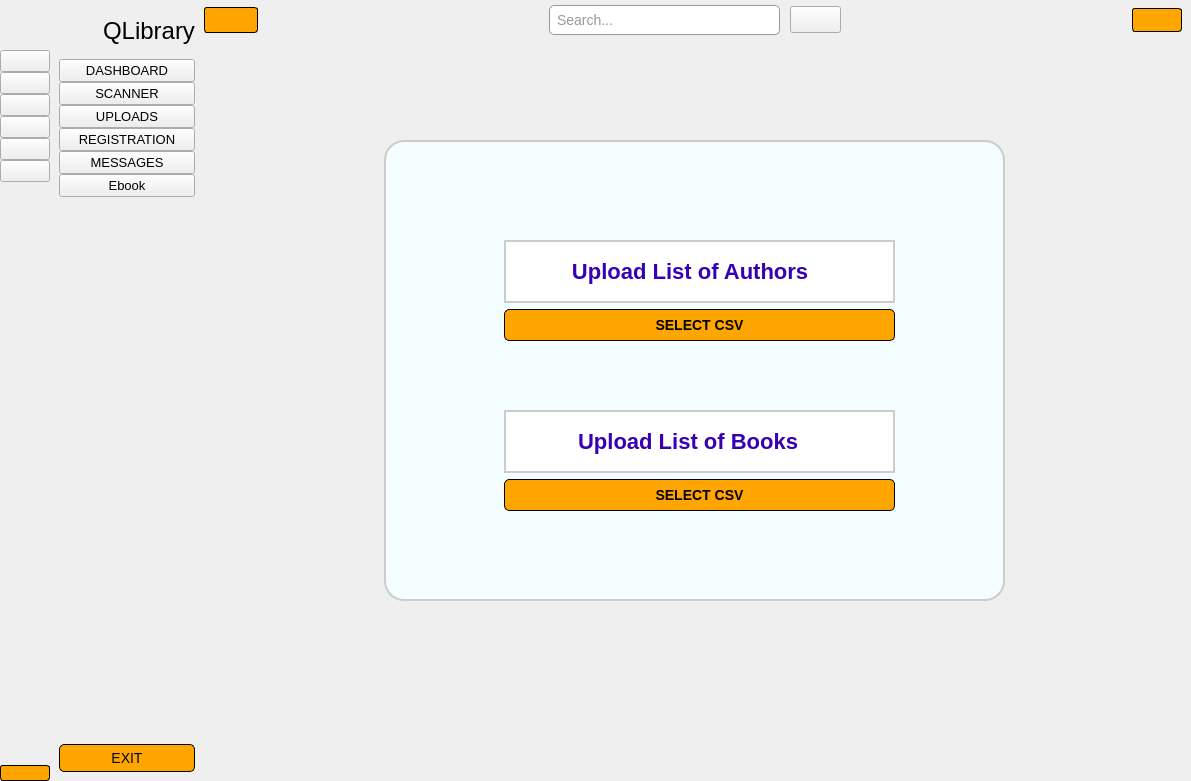
First picture: the form in sidebar.ui, repository AsifCantCode/QLibrary, before the edit.
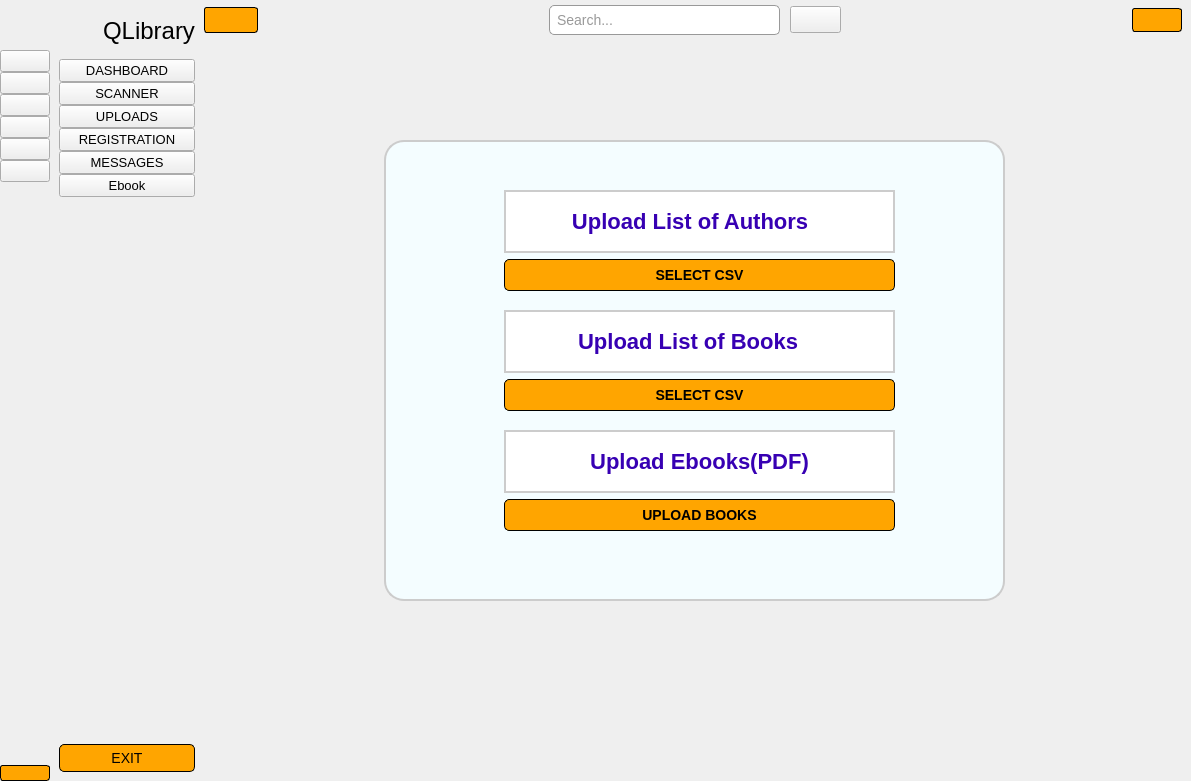
Second picture: the form after the edit. The open tabs and pages were chosen to show the change. Icons and pictures are not drawn.

What changed in the file:
```diff
--- a/sidebar.ui
+++ b/sidebar.ui
@@ -805,7 +805,7 @@
           </font>
          </property>
          <property name="currentIndex">
-          <number>0</number>
+          <number>2</number>
          </property>
          <widget class="QWidget" name="page">
           <widget class="QLabel" name="label_4">
@@ -1858,7 +1858,7 @@
            <property name="geometry">
             <rect>
              <x>300</x>
-             <y>370</y>
+             <y>270</y>
              <width>391</width>
              <height>101</height>
             </rect>
@@ -1931,7 +1931,7 @@
            <property name="geometry">
             <rect>
              <x>300</x>
-             <y>200</y>
+             <y>150</y>
              <width>391</width>
              <height>101</height>
             </rect>
@@ -2020,9 +2020,87 @@
             <string/>
            </property>
           </widget>
+          <widget class="QWidget" name="verticalLayoutWidget_5">
+           <property name="geometry">
+            <rect>
+             <x>300</x>
+             <y>390</y>
+             <width>391</width>
+             <height>101</height>
+            </rect>
+           </property>
+           <layout class="QVBoxLayout" name="verticalLayout_12">
+            <item>
+             <widget class="QLabel" name="label_16">
+              <property name="styleSheet">
+               <string notr="true">/* Style for QLabel */
+QLabel {
+    color: #3700B3; /* Text color */
+    font-family: Arial, sans-serif; /* Font family */
+    font-size: 22px; /* Font size */
+    border: 2px solid #CCCCCC; /* Border */
+    padding: 5px; /* Padding around the content */
+    background-color: #FFFFFF; /* Background color */
+	font-weight: 500;
+
+}
+
+/* QLabel when it's disabled */
+QLabel:disabled {
+    color: #999999; /* Text color for disabled state */
+    background-color: #F5F5F5; /* Background color for disabled state */
+}
+
+/* QLabel with hover effect */
+QLabel:hover {
+    background-color: #86fefff5; /* Background color on hover */
+}
+
+/* QLabel when clicked (pressed) */
+QLabel:pressed {
+    background-color: #CCCCCC; /* Background color when clicked */
+}
+</string>
+              </property>
+              <property name="text">
+               <string>Upload Ebooks(PDF)</string>
+              </property>
+              <property name="alignment">
+               <set>Qt::AlignCenter</set>
+              </property>
+             </widget>
+            </item>
+            <item>
+             <widget class="QPushButton" name="pdf_btn">
+              <property name="styleSheet">
+               <string notr="true">/* Style for QPushButton */
+QPushButton {
+    background-color: #FFA500; /* Orange background color */
+    color: #000000; /* Black text color */
+    border: 1px solid #000000; /* Black border */
+    border-radius: 5px; /* Rounded corners */
+    padding: 7px 10px; /* Padding around the button text */
+	font-size: 14px;
+	font-weight: 500;
+}
+
+/* QPushButton when hovered */
+QPushButton:hover {
+    background-color: #FFD700; /* Lighter orange on hover */
+}
+</string>
+              </property>
+              <property name="text">
+               <string>UPLOAD BOOKS</string>
+              </property>
+             </widget>
+            </item>
+           </layout>
+          </widget>
           <zorder>label_12</zorder>
           <zorder>verticalLayoutWidget</zorder>
           <zorder>verticalLayoutWidget_3</zorder>
+          <zorder>verticalLayoutWidget_5</zorder>
          </widget>
          <widget class="QWidget" name="page_4">
           <layout class="QGridLayout" name="gridLayout_5">
```
